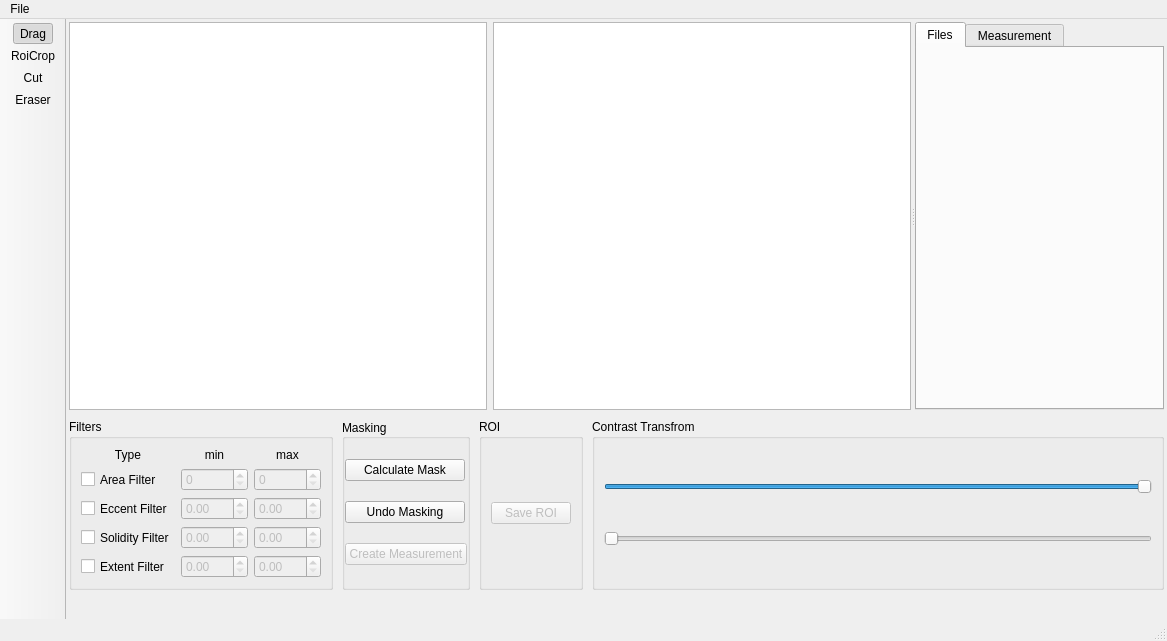
Old version of the form stim_tool_main_window.ui in the repository MartNied/STIM_Tool.
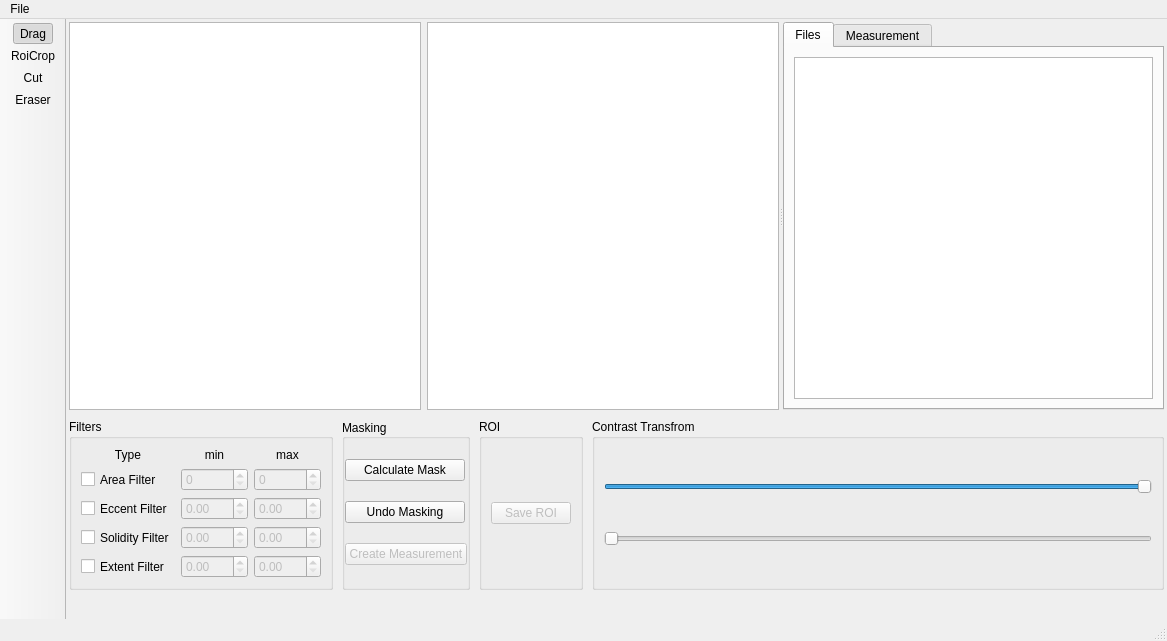
New version of the form. Icons and pictures are not drawn.

What changed in the file:
```diff
--- a/stim_tool_main_window.ui
+++ b/stim_tool_main_window.ui
@@ -140,6 +140,15 @@
         <attribute name="title">
          <string>Files</string>
         </attribute>
+        <layout class="QVBoxLayout" name="verticalLayout_3">
+         <item>
+          <widget class="QTreeView" name="fileTree">
+           <property name="contextMenuPolicy">
+            <enum>Qt::CustomContextMenu</enum>
+           </property>
+          </widget>
+         </item>
+        </layout>
        </widget>
        <widget class="QWidget" name="tab_2">
         <attribute name="title">
```
Left out of the diff: 2 changed lines with no effect on the pictures.
